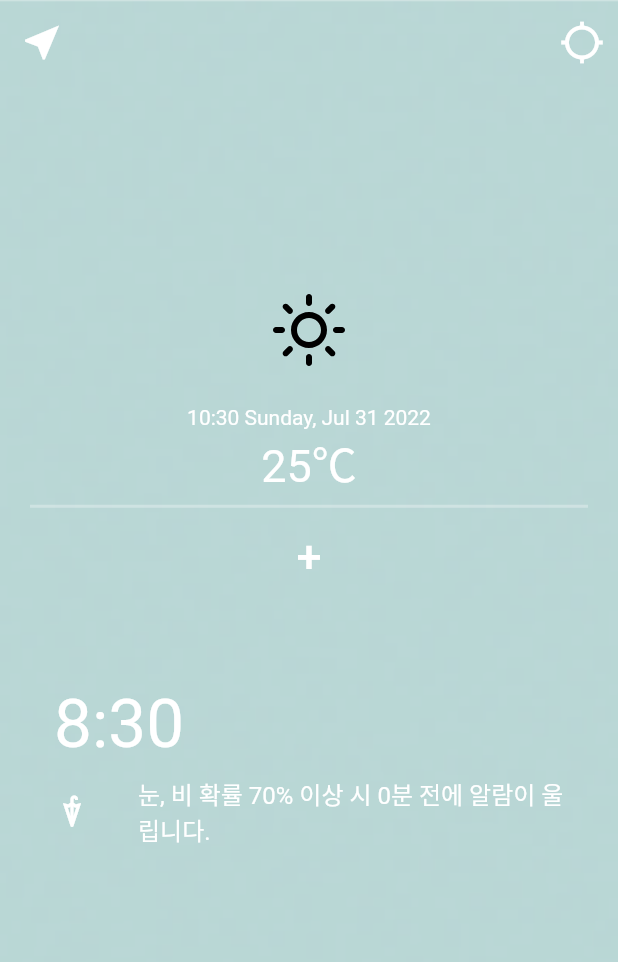
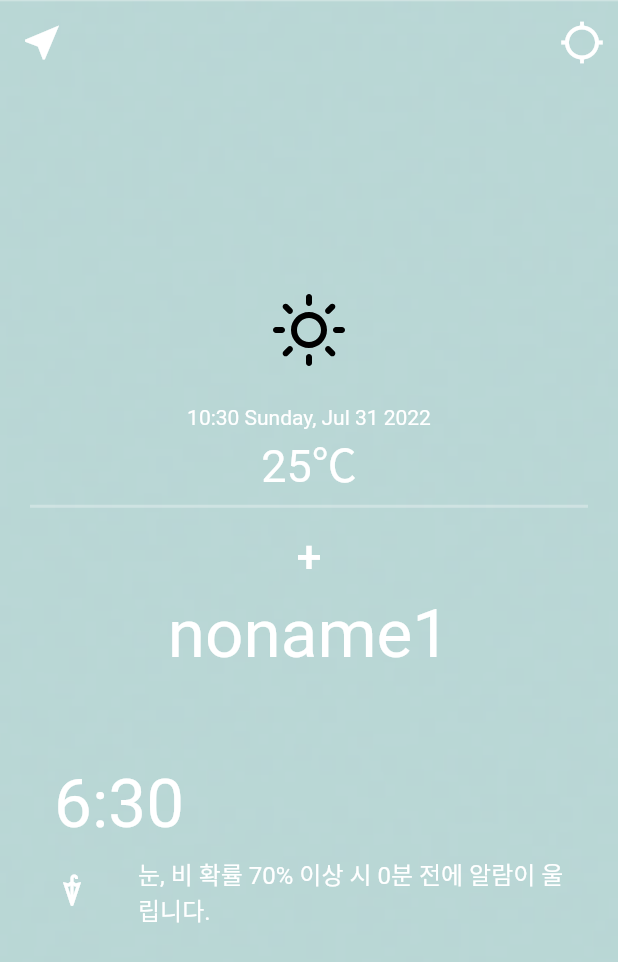
Before and after one commit to 282-the-traveler/earlier_alarm, a Flutter app: the CurrentAlarmScreen screen opened directly, on a phone screen of 412 x 824 dp. Shown: the top 962 px of the screen. Run offline on Flutter 3.47's test engine with Material 2 defaults, Android fonts, the phone set to English and light mode, and no system bars; our stand-ins replace flutter_svg, geolocator, shared_preferences, timer_builder; missing offline and left inert: flutter_picker; accounts and stored records are empty; network calls fail; statements that could not run were skipped.

Commit message:
set some params for add_alarm

```diff
--- a/lib/current_alarm.dart
+++ b/lib/current_alarm.dart
@@ -20,6 +20,8 @@ class _CurrentAlarmScreenState extends State<CurrentAlarmScreen> {
   String weather = 'Clear';
   int temperature = 25;
   String weatherImage = 'svgs/Sun.svg';
+  dynamic name = 'noname1';
+  dynamic time = '6:30';
 
   @override
   void initState() {
@@ -103,17 +105,19 @@ class _CurrentAlarmScreenState extends State<CurrentAlarmScreen> {
                         '+',
                         style: TextStyle(color: Colors.white, fontSize: 30.0),
                       )),
+                  Text(name,
+                      style: TextStyle(color: Colors.white, fontSize: 45.0)),
                   Expanded(
                     child: ListView(
                       children: <Widget>[
                         ListTile(
-                          title: Text('8:30',
+                          title: Text(time,
                               style: TextStyle(
                                   color: Colors.white, fontSize: 45.0)),
                           onTap: () {
                             Navigator.push(context,
                                 MaterialPageRoute(builder: (context) {
-                              return AddAlarmScreen();
+                              return AddAlarmScreen(name: name,time: time,);
                             }));
                           },
                         ),
```
Also changed, not shown: lib/add_alarm.dart (+58 -11 lines).
